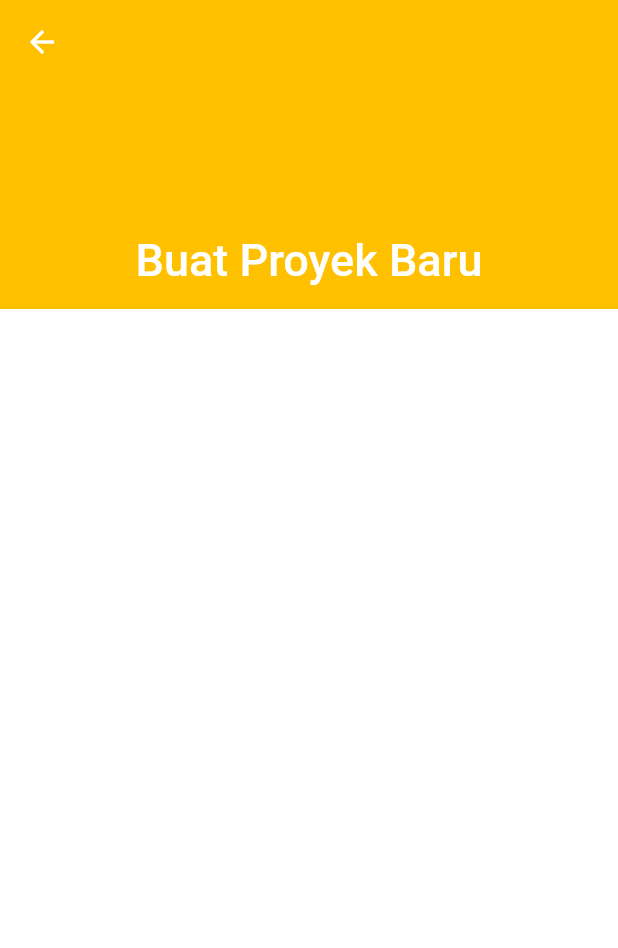
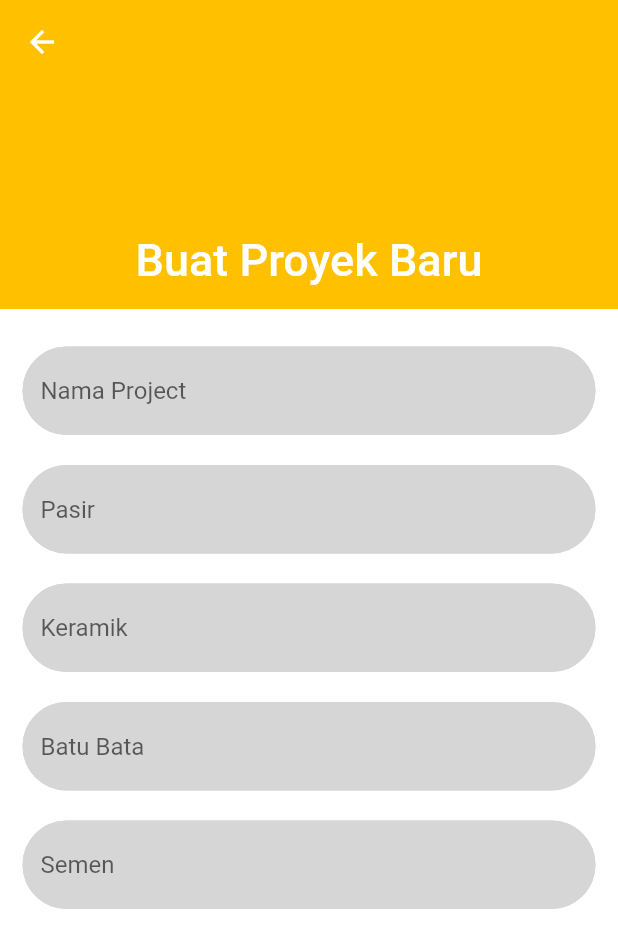
Before and after one commit to qisashasanudin/bangunin_id, a Flutter app: the NewProject screen opened by its route, on a phone screen of 412 x 824 dp. Shown: the top 948 px of the screen. Run offline on Flutter 3.47's test engine with Material 2 defaults, Android fonts, the phone set to English and light mode, and no system bars; our stand-ins replace cloud_firestore, firebase_auth, firebase_core, firebase_storage, flutter_spinkit, fluttertoast and 3 more; accounts and stored records are empty; network calls fail.

Commit message:
commit on master

```diff
--- a/lib/screens/mainmenu/home/projects/new_project.dart
+++ b/lib/screens/mainmenu/home/projects/new_project.dart
@@ -1,5 +1,6 @@
 import 'package:bangunin_id/services/auth.dart';
-import 'package:bangunin_id/services/database.dart';// sumber AppColors()
+import 'package:bangunin_id/services/database.dart'; // sumber AppColors()
+import 'package:bangunin_id/shared/decorations.dart';
 import 'package:bangunin_id/shared/sliver_panel.dart';
 import 'package:flutter/material.dart';
 
@@ -28,7 +29,45 @@ class NewProject extends StatelessWidget {
                 ],
               ),
             ),
-            //sliver-sliver lain ditulis di sini
+            SliverList(
+                delegate: SliverChildListDelegate([
+              Padding(
+                padding:
+                    const EdgeInsets.only(top: 25.0, right: 15.0, left: 15.0),
+                child: TextFormField(
+                  decoration:
+                      inputBoxBorder().copyWith(hintText: "Nama Project"),
+                ),
+              ),
+              Padding(
+                padding:
+                    const EdgeInsets.only(top: 20.0, right: 15.0, left: 15.0),
+                child: TextFormField(
+                  decoration: inputBoxBorder().copyWith(hintText: "Pasir"),
+                ),
+              ),
+              Padding(
+                padding:
+                    const EdgeInsets.only(top: 20.0, right: 15.0, left: 15.0),
+                child: TextFormField(
+                  decoration: inputBoxBorder().copyWith(hintText: "Keramik"),
+                ),
+              ),
+              Padding(
+                padding:
+                    const EdgeInsets.only(top: 20.0, right: 15.0, left: 15.0),
+                child: TextFormField(
+                  decoration: inputBoxBorder().copyWith(hintText: "Batu Bata"),
+                ),
+              ),
+              Padding(
+                padding:
+                    const EdgeInsets.only(top: 20.0, right: 15.0, left: 15.0),
+                child: TextFormField(
+                  decoration: inputBoxBorder().copyWith(hintText: "Semen"),
+                ),
+              ),
+            ])), //sliver-sliver lain ditulis di sini
           ],
         );
       },
```
